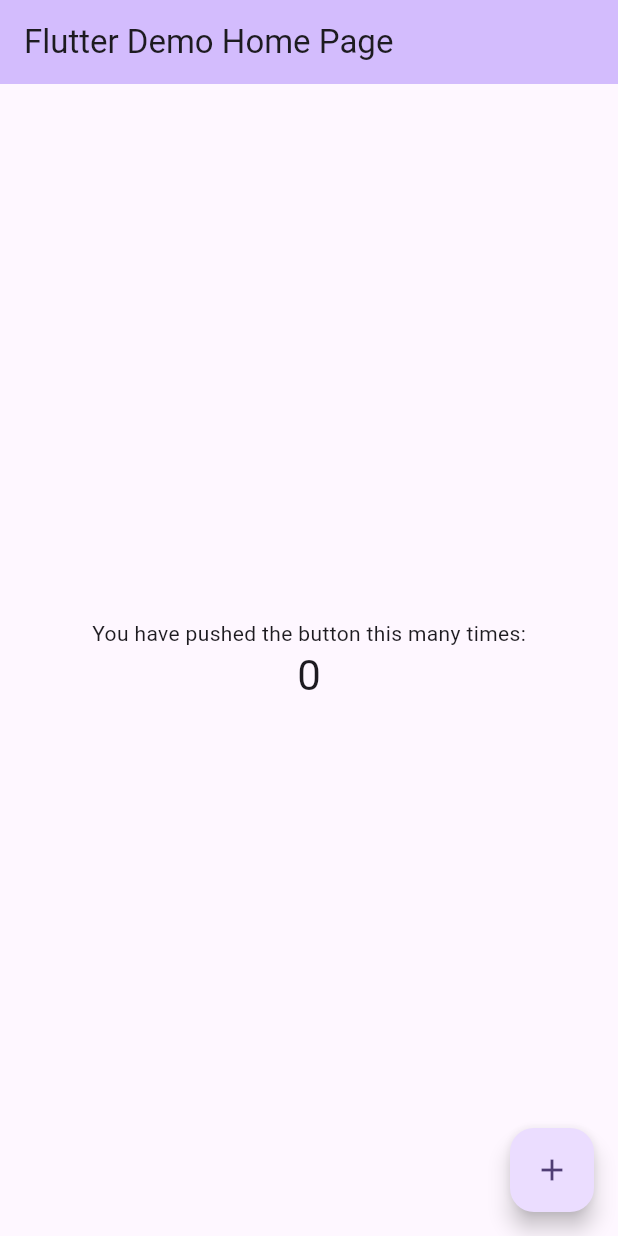
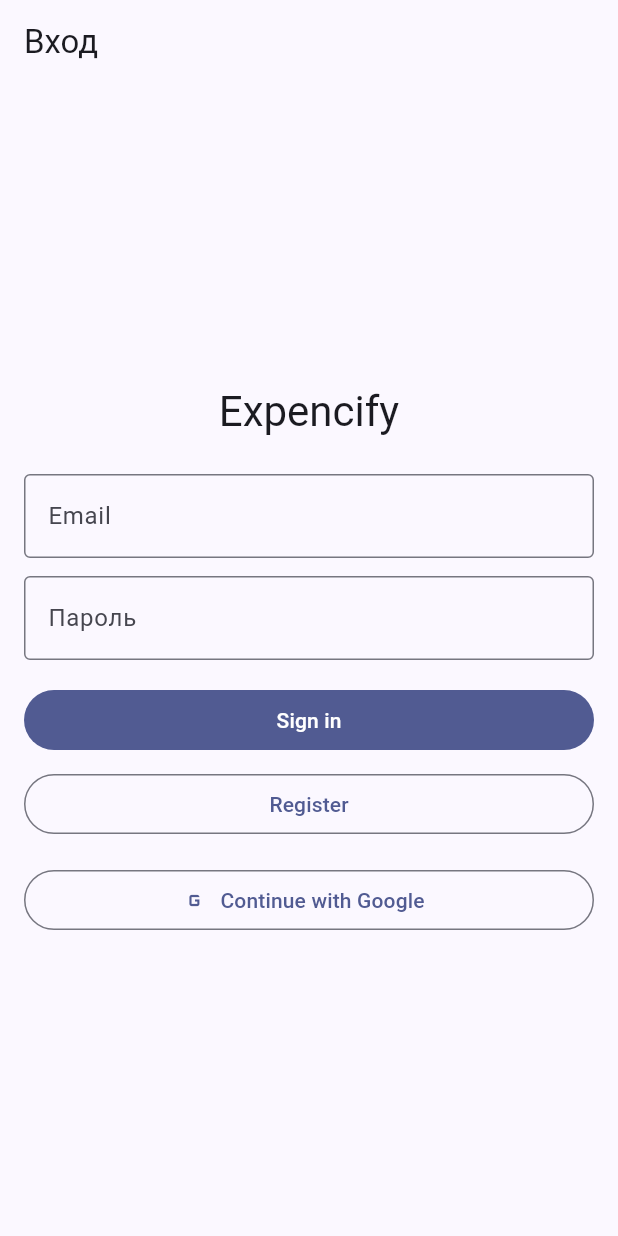
Before and after one commit to trunkovich/expencify, a Flutter app: the screen it shows after launch, on a phone screen of 412 x 824 dp. Run offline on Flutter 3.47's test engine with Material 3 defaults, Android fonts, the phone set to English and light mode, and no system bars; our stand-ins replace cloud_firestore, firebase_auth, firebase_core, google_sign_in; accounts and stored records are empty.

```diff
--- /dev/null
+++ b/lib/auth/auth_gate.dart
@@ -0,0 +1,30 @@
+import 'package:firebase_auth/firebase_auth.dart';
+import 'package:flutter/material.dart';
+
+import '../home/home_screen.dart';
+import '../login/login_screen.dart';
+
+class AuthGate extends StatelessWidget {
+  const AuthGate({super.key});
+
+  @override
+  Widget build(BuildContext context) {
+    return StreamBuilder<User?>(
+      stream: FirebaseAuth.instance.authStateChanges(),
+      builder: (context, snapshot) {
+        if (snapshot.connectionState == ConnectionState.waiting) {
+          return const Scaffold(
+            body: Center(child: CircularProgressIndicator()),
+          );
+        }
+
+        final user = snapshot.data;
+        if (user == null) {
+          return const LoginScreen();
+        }
+
+        return const HomeScreen();
+      },
+    );
+  }
+}
--- /dev/null
+++ b/lib/login/login_screen.dart
@@ -0,0 +1,190 @@
+import 'package:firebase_auth/firebase_auth.dart';
+import 'package:flutter/material.dart';
+import 'package:google_sign_in/google_sign_in.dart';
+
+class LoginScreen extends StatefulWidget {
+  const LoginScreen({super.key});
+
+  @override
+  State<LoginScreen> createState() => _LoginScreenState();
+}
+
+class _LoginScreenState extends State<LoginScreen> {
+  final _emailController = TextEditingController();
+  final _passwordController = TextEditingController();
+  bool _busy = false;
+
+  @override
+  void dispose() {
+    _emailController.dispose();
+    _passwordController.dispose();
+    super.dispose();
+  }
+
+  void _showError(Object error) {
+    final message = switch (error) {
+      FirebaseAuthException(code: final code) => switch (code) {
+          'invalid-email' => 'Неверный формат email.',
+          'user-disabled' => 'Пользователь отключён.',
+          'user-not-found' => 'Пользователь не найден.',
+          'wrong-password' => 'Неверный пароль.',
+          'email-already-in-use' => 'Email уже используется.',
+          'weak-password' => 'Слишком простой пароль.',
+          'operation-not-allowed' => 'Провайдер не включён в Firebase Console.',
+          _ => 'Ошибка входа: $code',
+        },
+      _ => 'Ошибка: $error',
+    };
+
+    ScaffoldMessenger.of(context).showSnackBar(
+      SnackBar(content: Text(message)),
+    );
+  }
+
+  Future<void> _signIn() async {
+    final email = _emailController.text.trim();
+    final password = _passwordController.text;
+
+    if (email.isEmpty || password.isEmpty) {
+      ScaffoldMessenger.of(context).showSnackBar(
+        const SnackBar(content: Text('Введите email и пароль.')),
+      );
+      return;
+    }
+
+    setState(() => _busy = true);
+    try {
+      await FirebaseAuth.instance.signInWithEmailAndPassword(
+        email: email,
+        password: password,
+      );
+    } catch (e) {
+      _showError(e);
+    } finally {
+      if (mounted) setState(() => _busy = false);
+    }
+  }
+
+  Future<void> _register() async {
+    final email = _emailController.text.trim();
+    final password = _passwordController.text;
+
+    if (email.isEmpty || password.isEmpty) {
+      ScaffoldMessenger.of(context).showSnackBar(
+        const SnackBar(content: Text('Введите email и пароль.')),
+      );
+      return;
+    }
+
+    setState(() => _busy = true);
+    try {
+      await FirebaseAuth.instance.createUserWithEmailAndPassword(
+        email: email,
+        password: password,
+      );
+    } catch (e) {
+      _showError(e);
+    } finally {
+      if (mounted) setState(() => _busy = false);
+    }
+  }
+
+  Future<void> _signInWithGoogle() async {
+    setState(() => _busy = true);
+    try {
+      await GoogleSignIn.instance.initialize();
+      final googleUser = await GoogleSignIn.instance.authenticate();
+
+      final googleAuth = googleUser.authentication;
+      final credential = GoogleAuthProvider.credential(
+        idToken: googleAuth.idToken,
+      );
+
+      await FirebaseAuth.instance.signInWithCredential(credential);
+    } on GoogleSignInException catch (e) {
+      if (e.code == GoogleSignInExceptionCode.canceled) {
+        return;
+      }
+      _showError(e);
+    } catch (e) {
+      _showError(e);
+    } finally {
+      if (mounted) setState(() => _busy = false);
+    }
+  }
+
+  @override
+  Widget build(BuildContext context) {
+    final theme = Theme.of(context);
+
+    return Scaffold(
+      appBar: AppBar(title: const Text('Вход')),
+      body: SafeArea(
+        minimum: const EdgeInsets.all(16),
+        child: Center(
+          child: ConstrainedBox(
+            constraints: const BoxConstraints(maxWidth: 420),
+            child: Column(
+              mainAxisSize: MainAxisSize.min,
+              crossAxisAlignment: CrossAxisAlignment.stretch,
+              children: [
+                Text(
+                  'Expencify',
+                  textAlign: TextAlign.center,
+                  style: theme.textTheme.headlineMedium,
+                ),
+                const SizedBox(height: 24),
+                TextField(
+                  controller: _emailController,
+                  enabled: !_busy,
+                  keyboardType: TextInputType.emailAddress,
+                  textInputAction: TextInputAction.next,
+                  autofillHints: const [AutofillHints.username, AutofillHints.email],
+                  decoration: const InputDecoration(
+                    labelText: 'Email',
+                    border: OutlineInputBorder(),
+                  ),
+                ),
+                const SizedBox(height: 12),
+                TextField(
+                  controller: _passwordController,
+                  enabled: !_busy,
+                  obscureText: true,
+                  textInputAction: TextInputAction.done,
+                  autofillHints: const [AutofillHints.password],
+                  onSubmitted: (_) => _signIn(),
+                  decoration: const InputDecoration(
+                    labelText: 'Пароль',
+                    border: OutlineInputBorder(),
+                  ),
+                ),
+                const SizedBox(height: 16),
+                FilledButton(
+                  onPressed: _busy ? null : _signIn,
+                  child: _busy
+                      ? const SizedBox(
+                          height: 18,
+                          width: 18,
+                          child: CircularProgressIndicator(strokeWidth: 2),
+                        )
+                      : const Text('Sign in'),
+                ),
+                const SizedBox(height: 8),
+                OutlinedButton(
+                  onPressed: _busy ? null : _register,
+                  child: const Text('Register'),
+                ),
+                const SizedBox(height: 16),
+                OutlinedButton.icon(
+                  onPressed: _busy ? null : _signInWithGoogle,
+                  icon: const Icon(Icons.g_mobiledata),
+                  label: const Text('Continue with Google'),
+                ),
+              ],
+            ),
+          ),
+        ),
+      ),
+    );
+  }
+}
--- a/lib/main.dart
+++ b/lib/main.dart
@@ -1,7 +1,8 @@
+import 'package:firebase_core/firebase_core.dart';
 import 'package:flutter/material.dart';
-import 'package:firebase_core/firebase_core.dart';
 
 import 'firebase_options.dart';
+import 'auth/auth_gate.dart';
 
 Future<void> main() async {
   WidgetsFlutterBinding.ensureInitialized();
@@ -14,116 +15,14 @@ Future<void> main() async {
 class MyApp extends StatelessWidget {
   const MyApp({super.key});
 
-  // This widget is the root of your application.
   @override
   Widget build(BuildContext context) {
     return MaterialApp(
-      title: 'Flutter Demo',
+      title: 'Expencify',
       theme: ThemeData(
-        // This is the theme of your application.
-        //
-        // TRY THIS: Try running your application with "flutter run". You'll see
-        // the application has a purple toolbar. Then, without quitting the app,
-        // try changing the seedColor in the colorScheme below to Colors.green
-        // and then invoke "hot reload" (save your changes or press the "hot
-        // reload" button in a Flutter-supported IDE, or press "r" if you used
-        // the command line to start the app).
-        //
-        // Notice that the counter didn't reset back to zero; the application
-        // state is not lost during the reload. To reset the state, use hot
-        // restart instead.
-        //
-        // This works for code too, not just values: Most code changes can be
-        // tested with just a hot reload.
-        colorScheme: .fromSeed(seedColor: Colors.deepPurple),
+        colorScheme: ColorScheme.fromSeed(seedColor: Colors.indigo),
       ),
-      home: const MyHomePage(title: 'Flutter Demo Home Page'),
+      home: const AuthGate(),
     );
   }
 }
-
-class MyHomePage extends StatefulWidget {
-  const MyHomePage({super.key, required this.title});
-
-  // This widget is the home page of your application. It is stateful, meaning
-  // that it has a State object (defined below) that contains fields that affect
-  // how it looks.
-
-  // This class is the configuration for the state. It holds the values (in this
-  // case the title) provided by the parent (in this case the App widget) and
-  // used by the build method of the State. Fields in a Widget subclass are
-  // always marked "final".
-
-  final String title;
-
-  @override
-  State<MyHomePage> createState() => _MyHomePageState();
-}
-
-class _MyHomePageState extends State<MyHomePage> {
-  int _counter = 0;
-
-  void _incrementCounter() {
-    setState(() {
-      // This call to setState tells the Flutter framework that something has
-      // changed in this State, which causes it to rerun the build method below
-      // so that the display can reflect the updated values. If we changed
-      // _counter without calling setState(), then the build method would not be
-      // called again, and so nothing would appear to happen.
-      _counter++;
-    });
-  }
-
-  @override
-  Widget build(BuildContext context) {
-    // This method is rerun every time setState is called, for instance as done
-    // by the _incrementCounter method above.
-    //
-    // The Flutter framework has been optimized to make rerunning build methods
-    // fast, so that you can just rebuild anything that needs updating rather
-    // than having to individually change instances of widgets.
-    return Scaffold(
-      appBar: AppBar(
-        // TRY THIS: Try changing the color here to a specific color (to
-        // Colors.amber, perhaps?) and trigger a hot reload to see the AppBar
-        // change color while the other colors stay the same.
-        backgroundColor: Theme.of(context).colorScheme.inversePrimary,
-        // Here we take the value from the MyHomePage object that was created by
-        // the App.build method, and use it to set our appbar title.
-        title: Text(widget.title),
-      ),
-      body: Center(
-        // Center is a layout widget. It takes a single child and positions it
-        // in the middle of the parent.
-        child: Column(
-          // Column is also a layout widget. It takes a list of children and
-          // arranges them vertically. By default, it sizes itself to fit its
-          // children horizontally, and tries to be as tall as its parent.
-          //
-          // Column has various properties to control how it sizes itself and
-          // how it positions its children. Here we use mainAxisAlignment to
-          // center the children vertically; the main axis here is the vertical
-          // axis because Columns are vertical (the cross axis would be
-          // horizontal).
-          //
-          // TRY THIS: Invoke "debug painting" (choose the "Toggle Debug Paint"
-          // action in the IDE, or press "p" in the console), to see the
-          // wireframe for each widget.
-          mainAxisAlignment: .center,
-          children: [
-            const Text('You have pushed the button this many times:'),
-            Text(
-              '$_counter',
-              style: Theme.of(context).textTheme.headlineMedium,
-            ),
-          ],
-        ),
-      ),
-      floatingActionButton: FloatingActionButton(
-        onPressed: _incrementCounter,
-        tooltip: 'Increment',
-        child: const Icon(Icons.add),
-      ),
-    );
-  }
-}
```
Also changed, not shown: lib/home/home_screen.dart (added, +24 -0 lines).
